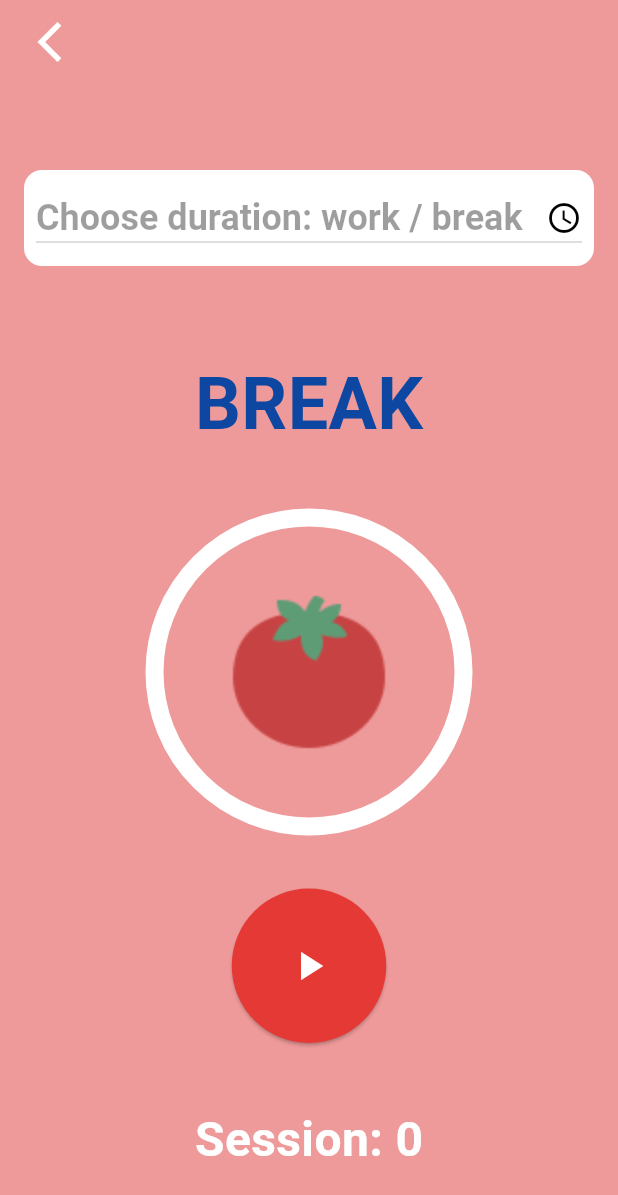
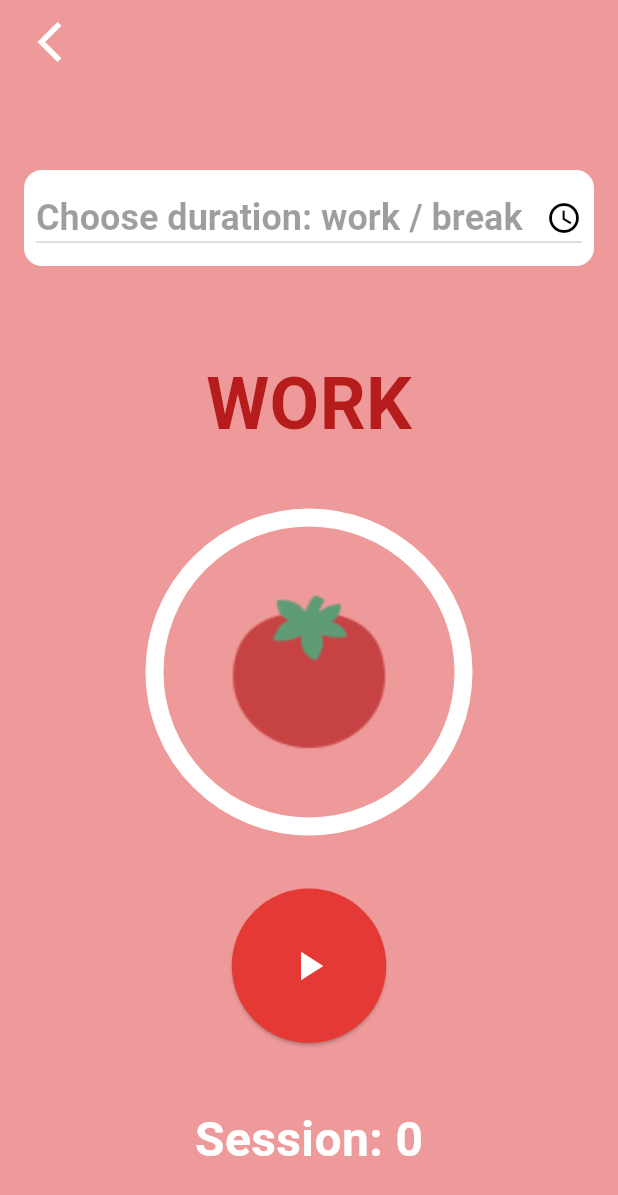
Before and after one commit to Nevsh/CPD-Projekt, a Flutter app: the PomodoroPage screen opened by its route, on a phone screen of 412 x 824 dp. Shown: the top 1195 px of the screen. Run offline on Flutter 3.47's test engine with Material 3 defaults, Android fonts, the phone set to English and light mode, and no system bars; missing offline and left inert: flutter_ringtone_player.

Commit message:
Adding/Refactoring
Adding:
- DateTime
- PomodoroPage Bedingung ergänzt

Refactoring:
- Consumer Parameter umbenannt

```diff
--- a/lib/pages/pomodoro_page.dart
+++ b/lib/pages/pomodoro_page.dart
@@ -11,7 +11,7 @@ class PomodoroPage extends StatelessWidget {
   @override
   Widget build(BuildContext context) {
     return Consumer<PomodoroTimerModel>(
-      builder: (context, value, child) => Scaffold(
+      builder: (context, pomModel, child) => Scaffold(
         backgroundColor: Colors.red[200],
         appBar: AppBar(
           backgroundColor: Colors.transparent,
@@ -49,26 +49,30 @@ class PomodoroPage extends StatelessWidget {
                       child: Text('90 / 20 min'),
                     ),
                   ],
-                  value: value.time,
-                  onChanged: value.timerSet,
+                  value: pomModel.time,
+                  onChanged: pomModel.timerSet,
                   hintText: 'Choose duration: work / break ',
                   icon: const Icon(Icons.watch_later_outlined),
                 ),
               ),
             ),
             Text(
-              value.focusSessionDone || value.timeInSec == 0 ? 'BREAK' : 'WORK',
+              pomModel.focusSessionDone ||
+                      pomModel.timeInSec == 0 && pomModel.inputIsSet()
+                  ? 'BREAK'
+                  : 'WORK',
               style: TextStyle(
                   fontSize: 48,
                   fontWeight: FontWeight.bold,
-                  color: value.focusSessionDone || value.timeInSec == 0
+                  color: pomModel.focusSessionDone ||
+                          pomModel.timeInSec == 0 && pomModel.inputIsSet()
                       ? Colors.blue[900]
                       : Colors.red[900]),
             ),
-            createTimer(context, value, true),
-            createButton(value, Colors.red[600]),
+            createTimer(context, pomModel, true),
+            createButton(pomModel, Colors.red[600]),
             Text(
-              'Session: ${value.session}',
+              'Session: ${pomModel.session}',
               style: const TextStyle(
                   fontSize: 32,
                   fontWeight: FontWeight.bold,
--- a/pubspec.yaml
+++ b/pubspec.yaml
@@ -37,6 +37,7 @@ dependencies:
   cupertino_icons: ^1.0.6
   provider: ^6.1.2
   flutter_ringtone_player: ^4.0.0+2
+  intl: ^0.19.0
 
 dev_dependencies:
   flutter_test:
```
Also changed, not shown: lib/pages/meditation_page.dart (+5 -5 lines), lib/pages/review_page.dart (+10 -0 lines), pubspec.lock.
